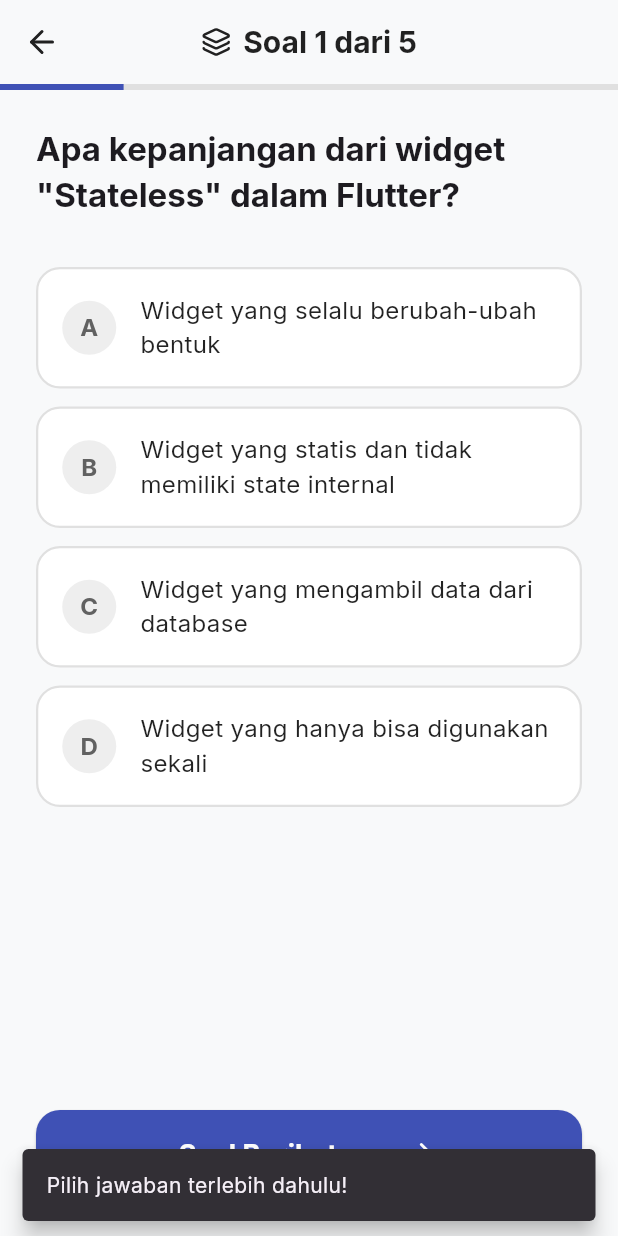
After one commit to ElFahrezaSufi/tembak_tanya, a Flutter app: the QuizScreen screen opened by its route, after a tap on "Soal Berikutnya", on a phone screen of 412 x 824 dp. The commit adds this screen. Run offline on Flutter 3.47's test engine with Material 3 defaults, Android fonts, the phone set to English and light mode, and no system bars; our stand-ins replace flutter_svg, go_router.

Commit message:
feat: implement Quiz Screen and navigation logic

```diff
--- a/lib/config/routes.dart
+++ b/lib/config/routes.dart
@@ -1,8 +1,8 @@
 import 'package:flutter/material.dart';
 import 'package:go_router/go_router.dart';
 import '../screens/welcome_screen.dart';
+import '../screens/quiz_screen.dart';
 // TODO: Nanti import screen-screen yang dibuat
-// import '../screens/quiz_screen.dart';
 // import '../screens/result_screen.dart';
 
 class AppRouter {
@@ -15,7 +15,7 @@ class AppRouter {
       ),
       GoRoute(
         path: '/quiz',
-        builder: (context, state) => const PlaceholderScreen(title: 'Quiz Screen'), // Ganti jadi QuizScreen
+        builder: (context, state) => const QuizScreen(),
       ),
       GoRoute(
         path: '/result',
--- /dev/null
+++ b/lib/screens/quiz_screen.dart
@@ -0,0 +1,183 @@
+import 'package:flutter/material.dart';
+import 'package:flutter_svg/flutter_svg.dart';
+import 'package:provider/provider.dart';
+import 'package:go_router/go_router.dart';
+
+import '../providers/quiz_provider.dart';
+import '../data/dummy_questions.dart';
+import '../widgets/option_card.dart';
+import '../widgets/primary_button.dart';
+
+class QuizScreen extends StatefulWidget {
+  const QuizScreen({super.key});
+
+  @override
+  State<QuizScreen> createState() => _QuizScreenState();
+}
+
+class _QuizScreenState extends State<QuizScreen> {
+  int _currentIndex = 0;
+
+  void _nextQuestion() {
+    final provider = context.read<QuizProvider>();
+    final currentQuestion = dummyQuestions[_currentIndex];
+
+    // Pastikan user sudah memilih jawaban sebelum lanjut
+    if (!provider.isQuestionAnswered(currentQuestion.id)) {
+      ScaffoldMessenger.of(context).showSnackBar(
+        const SnackBar(
+          content: Text('Pilih jawaban terlebih dahulu!'),
+          behavior: SnackBarBehavior.floating,
+        ),
+      );
+      return;
+    }
+
+    if (_currentIndex < dummyQuestions.length - 1) {
+      setState(() {
+        _currentIndex++;
+      });
+    } else {
+      _showConfirmationDialog();
+    }
+  }
+
+  void _showConfirmationDialog() {
+    showDialog(
+      context: context,
+      builder: (ctx) => AlertDialog(
+        shape: RoundedRectangleBorder(borderRadius: BorderRadius.circular(16)),
+        title: Row(
+          children: [
+            SvgPicture.asset(
+              'assets/icons/info.svg',
+              width: 24,
+              colorFilter: ColorFilter.mode(Theme.of(context).primaryColor, BlendMode.srcIn),
+            ),
+            const SizedBox(width: 12),
+            const Text('Konfirmasi'),
+          ],
+        ),
+        content: const Text('Apakah Anda yakin ingin menyelesaikan kuis ini? Jawaban tidak dapat diubah lagi.'),
+        actions: [
+          TextButton(
+            onPressed: () => Navigator.of(ctx).pop(),
+            child: const Text('Batal', style: TextStyle(color: Colors.grey)),
+          ),
+          ElevatedButton(
+            onPressed: () {
+              Navigator.of(ctx).pop();
+              final provider = context.read<QuizProvider>();
+              provider.calculateScore();
+              context.go('/result');
+            },
+            style: ElevatedButton.styleFrom(
+              backgroundColor: Theme.of(context).primaryColor,
+              foregroundColor: Colors.white,
+            ),
+            child: const Text('Kirim Jawaban'),
+          ),
+        ],
+      ),
+    );
+  }
+
+  @override
+  Widget build(BuildContext context) {
+    final theme = Theme.of(context);
+    final question = dummyQuestions[_currentIndex];
+    final provider = context.watch<QuizProvider>();
+
+    final isLastQuestion = _currentIndex == dummyQuestions.length - 1;
+
+    return Scaffold(
+      appBar: AppBar(
+        leading: IconButton(
+          icon: SvgPicture.asset(
+            'assets/icons/arrow-left.svg',
+            colorFilter: ColorFilter.mode(theme.appBarTheme.iconTheme!.color!, BlendMode.srcIn),
+          ),
+          onPressed: () {
+            if (_currentIndex > 0) {
+              setState(() {
+                _currentIndex--;
+              });
+            } else {
+              context.go('/');
+            }
+          },
+        ),
+        title: Row(
+          mainAxisSize: MainAxisSize.min,
+          children: [
+            SvgPicture.asset(
+              'assets/icons/layers.svg',
+              width: 20,
+              colorFilter: ColorFilter.mode(theme.appBarTheme.iconTheme!.color!, BlendMode.srcIn),
+            ),
+            const SizedBox(width: 8),
+            Text('Soal ${_currentIndex + 1} dari ${dummyQuestions.length}'),
+          ],
+        ),
+      ),
+      body: SafeArea(
+        child: Column(
+          children: [
+            // Indikator Progres (Estetika)
+            LinearProgressIndicator(
+              value: (_currentIndex + 1) / dummyQuestions.length,
+              backgroundColor: Colors.grey[300],
+              valueColor: AlwaysStoppedAnimation<Color>(theme.primaryColor),
+              minHeight: 4,
+            ),
+
+            Expanded(
+              child: SingleChildScrollView(
+                padding: const EdgeInsets.all(24),
+                child: Column(
+                  crossAxisAlignment: CrossAxisAlignment.stretch,
+                  children: [
+                    // Teks Pertanyaan
+                    Text(
+                      question.text,
+                      style: theme.textTheme.titleLarge?.copyWith(
+                        fontWeight: FontWeight.bold,
+                        height: 1.4,
+                      ),
+                    ),
+                    const SizedBox(height: 32),
+
+                    // Opsi Jawaban
+                    ...List.generate(question.options.length, (index) {
+                      final optionLetters = ['A', 'B', 'C', 'D'];
+                      final isSelected = provider.getSelectedOption(question.id) == index;
+
+                      return OptionCard(
+                        letter: optionLetters[index],
+                        text: question.options[index],
+                        isSelected: isSelected,
+                        onTap: () {
+                          provider.answerQuestion(question.id, index);
+                        },
+                      );
+                    }),
+                  ],
+                ),
+              ),
+            ),
+
+            // Area Tombol Bawah
+            Padding(
+              padding: const EdgeInsets.all(24),
+              child: PrimaryButton(
+                text: isLastQuestion ? 'Selesaikan Kuis' : 'Soal Berikutnya',
+                iconPath: isLastQuestion ? 'assets/icons/check.svg' : 'assets/icons/arrow-right.svg',
+                onPressed: _nextQuestion,
+              ),
+            ),
+          ],
+        ),
+      ),
+    );
+  }
+}
```
